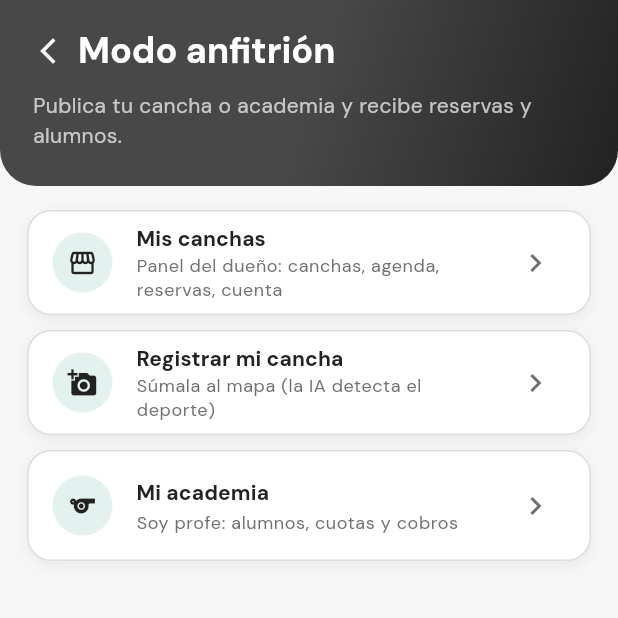
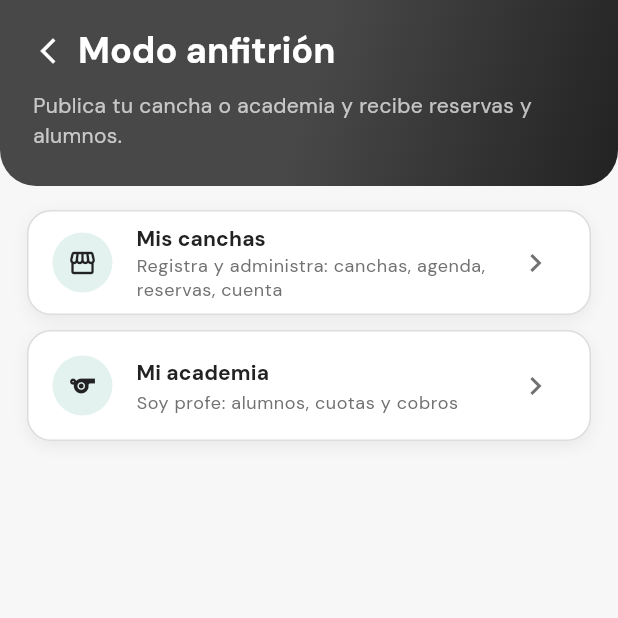
Before and after one commit to dcalagua/canchas-app-lima, a Flutter app: the AnfitrionScreen screen opened directly, on a phone screen of 412 x 824 dp, the top half of it. Run offline on Flutter 3.47's test engine with Material 3 defaults, Android fonts, the phone set to English and light mode, and no system bars; our stand-ins replace font_awesome_flutter, geocoding, geolocator, google_fonts, google_maps_flutter, google_sign_in and 3 more; accounts and stored records are empty.

Commit message:
Modo anfitrión: quitar "Registrar mi cancha" (ya vive en Mis canchas)
La tarjeta del hub era redundante: "Mis canchas" ya trae el registro como
acción principal (FAB "Nuevo local" siempre visible + botón en el estado
vacío). Se elimina del hub para dejar solo destinos por rol (Mis canchas,
Mi academia, Verificador), patrón Airbnb. Su subtítulo "Súmala al mapa"
además había quedado obsoleto tras quitar el mapa. Se ajusta el subtítulo de
"Mis canchas" para que un dueño nuevo sepa que ahí registra.

Co-Authored-By: Claude Opus 4.8 (1M context) <noreply@anthropic.com>
Claude-Session: https://claude.ai/code/session_017fg7ijXuZRX6jvFjZELf83

```diff
--- a/lib/screens/anfitrion_screen.dart
+++ b/lib/screens/anfitrion_screen.dart
@@ -7,7 +7,6 @@ import 'crear_academia_screen.dart';
 import 'home_shell.dart';
 import 'login_google_sheet.dart';
 import 'mi_academia_screen.dart';
-import 'registrar_cancha_screen.dart';
 import 'verificador_screen.dart';
 
 /// Modo anfitrión (estilo Airbnb): un solo lugar con todo lo del anfitrión —
@@ -91,15 +90,9 @@ class AnfitrionScreen extends StatelessWidget {
                 _Tile(
                   icon: Icons.storefront,
                   title: 'Mis canchas',
-                  subtitle: 'Panel del dueño: canchas, agenda, reservas, cuenta',
+                  subtitle:
+                      'Registra y administra: canchas, agenda, reservas, cuenta',
                   onTap: () => _abrirPanel(context),
-                ),
-                _Tile(
-                  icon: Icons.add_a_photo,
-                  title: 'Registrar mi cancha',
-                  subtitle: 'Súmala al mapa (la IA detecta el deporte)',
-                  onTap: () => Navigator.of(context).push(MaterialPageRoute(
-                      builder: (_) => const RegistrarCanchaScreen())),
                 ),
                 _Tile(
                   icon: Icons.sports,
```
